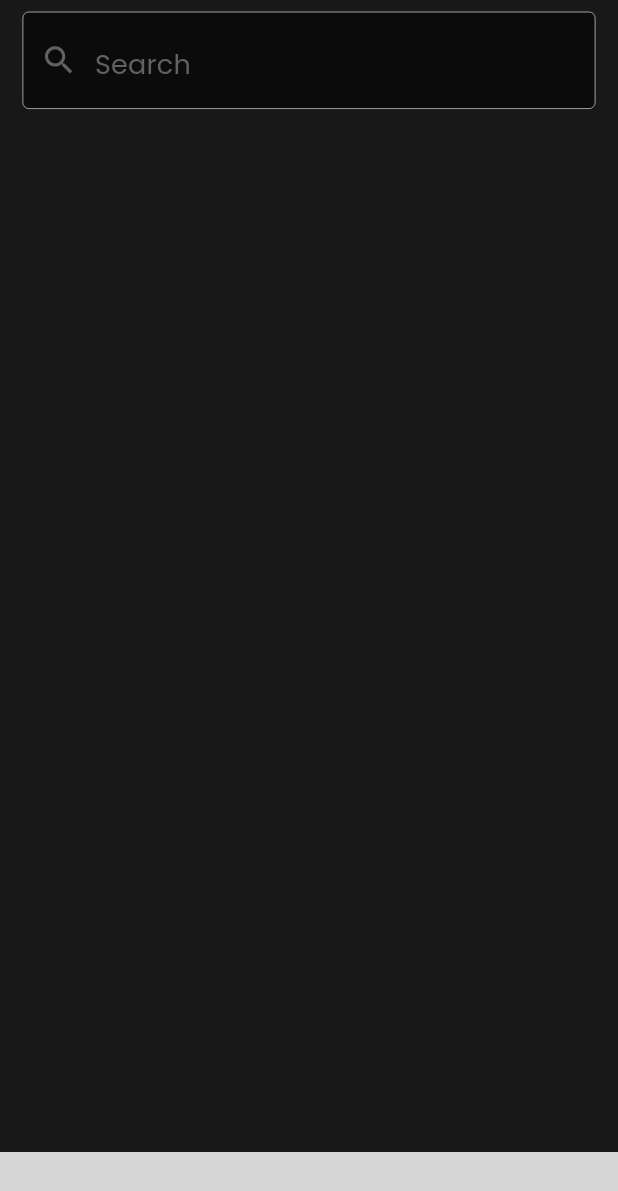
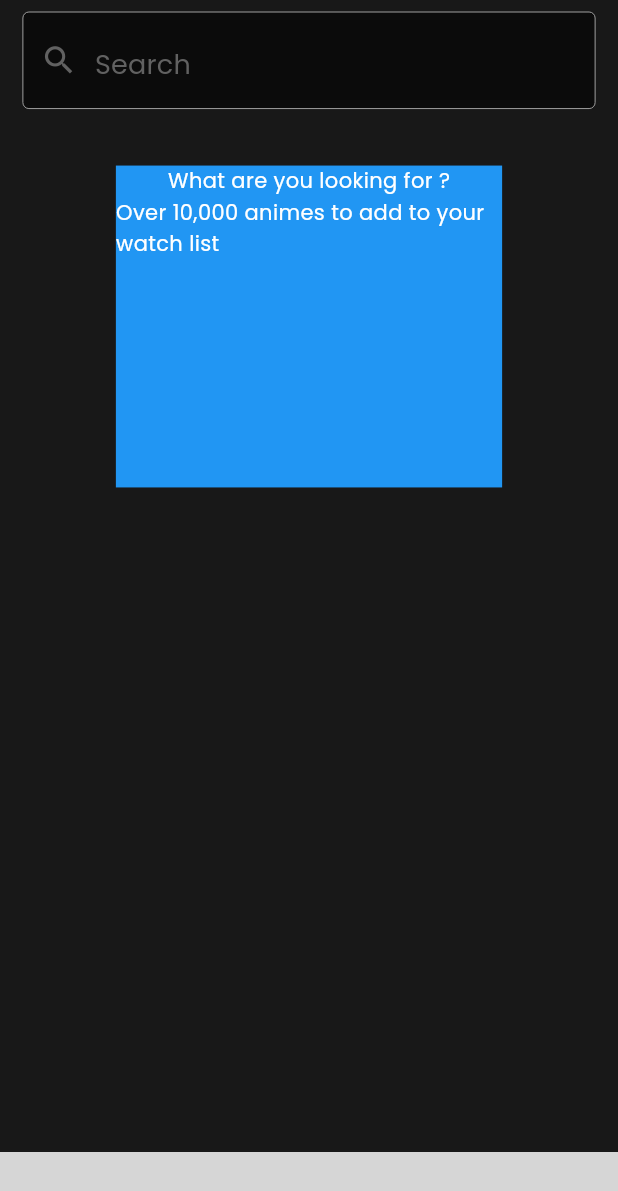
Before and after one commit to BrandonDeoram/Geass, a Flutter app: the screen it shows once a user with an empty profile is signed in, on a phone screen of 412 x 824 dp. Shown: the top 1191 px of the screen. Run offline on Flutter 3.47's test engine with Material 2 defaults, Android fonts, the phone set to English and light mode, and no system bars; our stand-ins replace cloud_firestore, firebase_auth, firebase_core, flutter_rating_bar, flutter_screenutil, flutter_speed_dial and 4 more; missing offline and left inert: fluid_bottom_nav_bar, jikan_api; accounts and stored records are empty; network calls fail; grey boxes are pictures that could not be loaded.

Commit message:
fixed search

```diff
--- a/geassapp/lib/screens/home/home_page.dart
+++ b/geassapp/lib/screens/home/home_page.dart
@@ -28,6 +28,7 @@ class _HomePageState extends State<HomePage> {
   @override
   Widget build(BuildContext context) {
     return Scaffold(
+      resizeToAvoidBottomInset: false,
       backgroundColor: Theme.of(context).backgroundColor,
       body: _child,
       bottomNavigationBar: FluidNavBar(
--- a/geassapp/lib/screens/homeNavPages/search.dart
+++ b/geassapp/lib/screens/homeNavPages/search.dart
@@ -1,4 +1,4 @@
-// ignore_for_file: prefer_const_constructors
+// ignore_for_file: prefer_const_constructors, prefer_const_literals_to_create_immutables
 
 import 'package:flutter/material.dart';
 import 'package:flutter_screenutil/flutter_screenutil.dart';
@@ -9,9 +9,7 @@ class Search extends StatelessWidget {
   @override
   Widget build(BuildContext context) {
     // ignore: prefer_const_constructors
-    return Scaffold(
-      backgroundColor: Theme.of(context).backgroundColor,
-      body: SafeArea(
+    return SafeArea(
       child: Column(
         mainAxisAlignment: MainAxisAlignment.start,
         crossAxisAlignment: CrossAxisAlignment.start,
@@ -50,8 +48,27 @@ class Search extends StatelessWidget {
                           fillColor: Colors.black54))),
             ),
           ),
+          Padding(
+            padding: EdgeInsets.only(top: 30),
+            child: Center(
+              child: Container(
+                color: Colors.blue,
+                height: 500.h,
+                width: 600.h,
+                child: Column(
+                  mainAxisAlignment: MainAxisAlignment.start,
+                  crossAxisAlignment: CrossAxisAlignment.center,
+                  children: [
+                    Container(child: Text('What are you looking for ?')),
+                    Container(
+                        child: Text(
+                            'Over 10,000 animes to add to your watch list')),
                   ],
                 ),
+              ),
+            ),
+          )
+        ],
       ),
     );
   }
--- a/geassapp/lib/screens/wrapper/home_wrapper.dart
+++ b/geassapp/lib/screens/wrapper/home_wrapper.dart
@@ -20,6 +20,7 @@ class Wrapper extends StatelessWidget {
   @override
   Widget build(BuildContext context) {
     return Scaffold(
+      resizeToAvoidBottomInset: false,
       backgroundColor: Theme.of(context).backgroundColor,
       body: StreamBuilder(
         stream: FirebaseAuth.instance.authStateChanges(),
```
Lines whose indentation alone changed are shown as unchanged.
